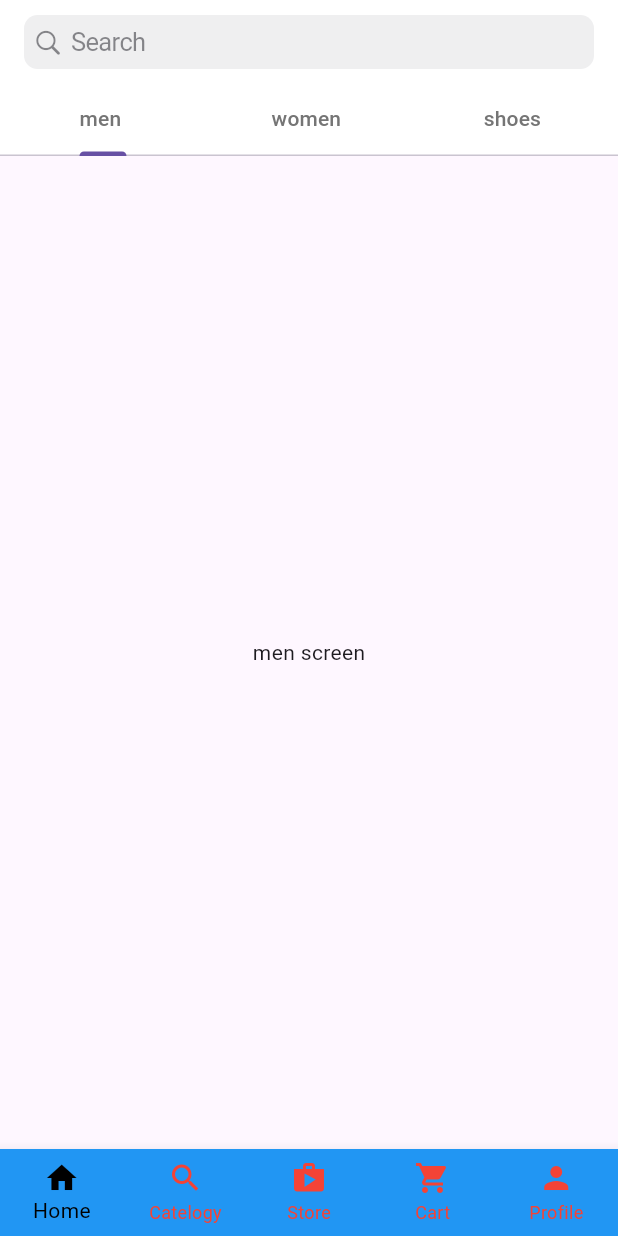
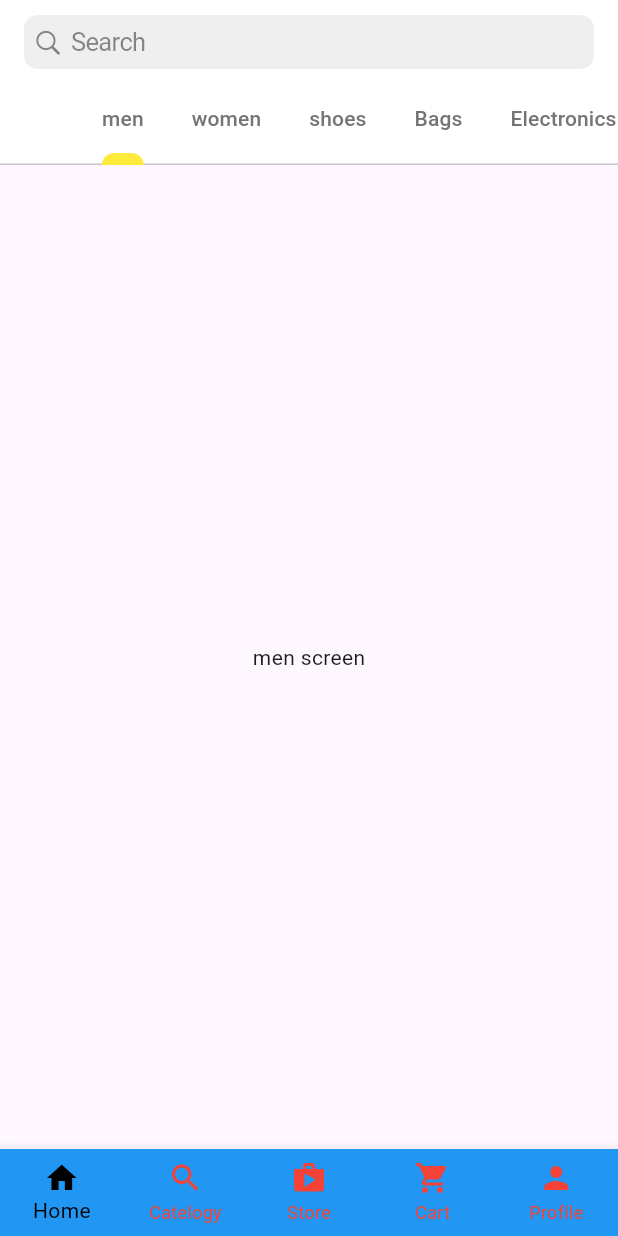
Before and after one commit to ANH2018/Bottom-Navigation-Bar, a Flutter app: the screen it shows after launch, on a phone screen of 412 x 824 dp. Run offline on Flutter 3.47's test engine with Material 3 defaults, Android fonts, the phone set to English and light mode, and no system bars.

Commit message:
Add 9  indicator + repeattab

```diff
--- a/lib/home.dart
+++ b/lib/home.dart
@@ -14,7 +14,7 @@ class _homescreenState extends State<homescreen> {
     return  DefaultTabController(
 
 
-              length:3 ,
+              length:9 ,
               child: Scaffold(
 
                   appBar: AppBar(
@@ -22,13 +22,20 @@ class _homescreenState extends State<homescreen> {
                       backgroundColor: Colors.white,
                       title: const CupertinoSearchTextField(),
                       bottom: TabBar(
-                        tabs: [
+                        isScrollable: true,
+                        indicatorColor: Colors.yellow,
+                        indicatorWeight: 8,
+                        tabs: const [
 
-                          Tab(child: Text('men ',style:TextStyle(color: Colors.grey.shade600) ,),),
-
-                          Tab(child: Text('women ',style:TextStyle(color: Colors.grey.shade600) ,),),
-
-                          Tab(child: Text('shoes ',style:TextStyle(color: Colors.grey.shade600) ,),),
+                          RepeatTab(label: 'men',),
+                          RepeatTab(label: 'women',),
+                          RepeatTab(label: 'shoes',),
+                          RepeatTab(label: 'Bags',),
+                          RepeatTab(label: 'Electronics',),
+                          RepeatTab(label: 'Accesstories',),
+                          RepeatTab(label: 'Home and graden',),
+                          RepeatTab(label: 'Kids',),
+                          RepeatTab(label: 'Beauty',),
 
                         ],
                         ),
@@ -37,6 +44,12 @@ class _homescreenState extends State<homescreen> {
                     Center(child: Text('men screen'),),
                     Center(child: Text('women screen'),),
                     Center(child: Text('shoes screen'),),
+                    Center(child: Text('Bags screen'),),
+                    Center(child: Text('Electronics screen'),),
+                    Center(child: Text('Accesstories screen'),),
+                    Center(child: Text('Home and graden screen'),),
+                    Center(child: Text('Kids screen'),),
+                    Center(child: Text('Beauty screen'),),
 
 
                    ]),
@@ -45,3 +58,16 @@ class _homescreenState extends State<homescreen> {
     );
   }
 }
+
+class RepeatTab extends StatelessWidget {
+  final String label;
+
+  const RepeatTab({
+    super.key,required this.label
+  });
+
+  @override
+  Widget build(BuildContext context) {
+    return Tab(child: Text(label,style:TextStyle(color: Colors.grey.shade600) ,),);
+  }
+}
```
